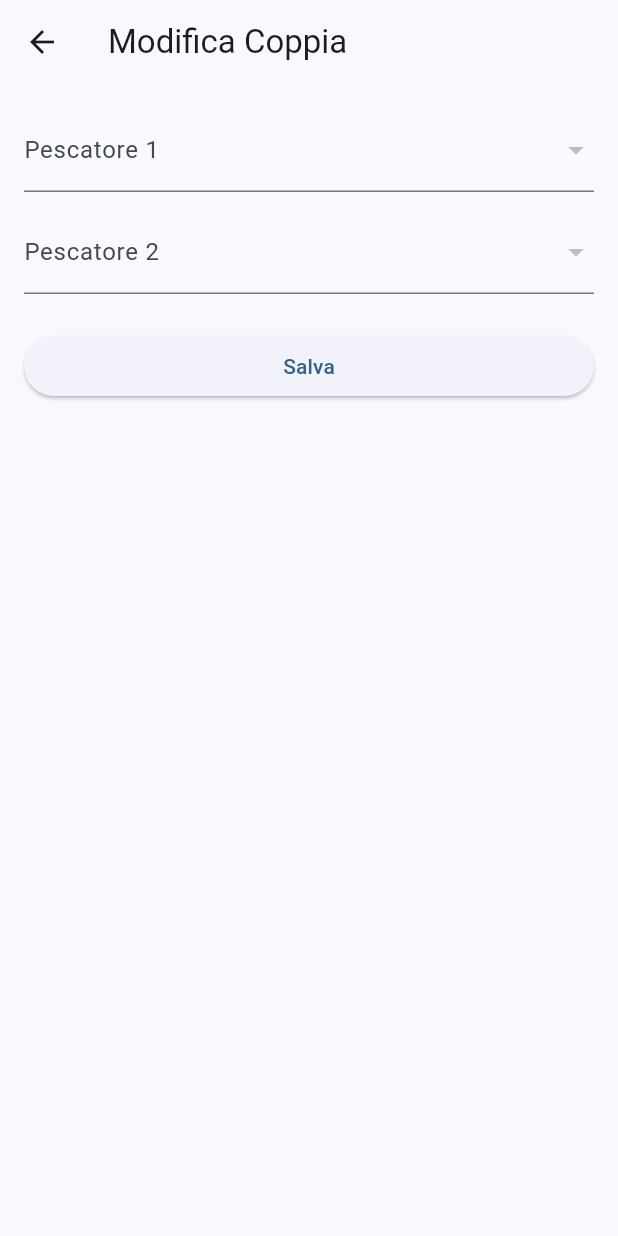
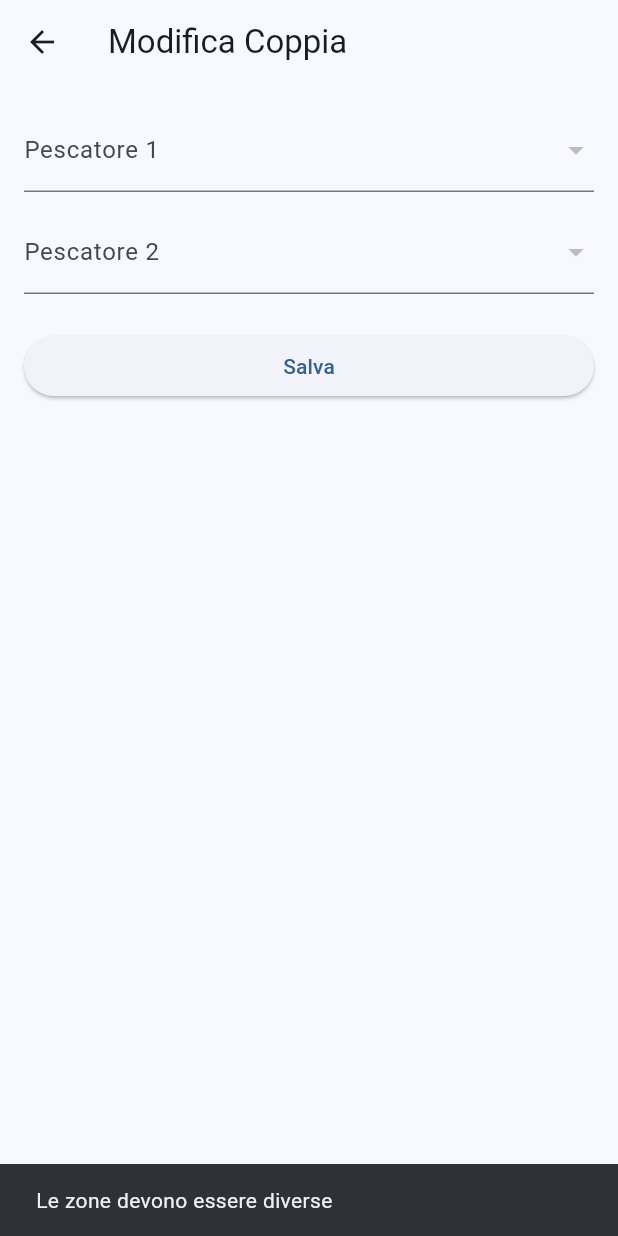
Before and after one commit to leandrobarchiesi-source/app-gare-pesca, a Flutter app: the ModificaCoppiaForm screen opened directly with empty values, after a tap on "Salva", on a phone screen of 412 x 824 dp. Run offline on Flutter 3.47's test engine with Material 3 defaults, Android fonts, the phone set to English and light mode, and no system bars; our stand-ins replace supabase_flutter; accounts and stored records are empty; statements that could not run were skipped.

Commit message:
Completato modulo iscrizioni

```diff
--- a/lib/features/iscrizioni/modifica_coppia_form.dart
+++ b/lib/features/iscrizioni/modifica_coppia_form.dart
@@ -57,6 +57,17 @@ class _ModificaCoppiaFormState extends State<ModificaCoppiaForm> {
   }
 
   Future<void> salva() async {
+    if (zona1 == zona2) {
+  ScaffoldMessenger.of(context).showSnackBar(
+    const SnackBar(
+      content: Text(
+        'Le zone devono essere diverse',
+      ),
+    ),
+  );
+
+  return;
+}
     setState(() => loading = true);
 
     try {
@@ -114,83 +125,133 @@ class _ModificaCoppiaFormState extends State<ModificaCoppiaForm> {
     body: ListView(
       padding: const EdgeInsets.all(16),
       children: [
-          DropdownButtonFormField<String>(
+        Row(
+          children: [
+            Expanded(
+              child: DropdownButtonFormField<String>(
                 value: pescatore1Id,
                 decoration: const InputDecoration(
                   labelText: 'Pescatore 1',
                 ),
-            items: pescatori.map<DropdownMenuItem<String>>((p) {
+                items: pescatori
+                    .where(
+                      (p) => p['id'] != pescatore2Id,
+                    )
+                    .map<DropdownMenuItem<String>>(
+                  (p) {
                     return DropdownMenuItem<String>(
-                value: p['id'] as String,
+                      value: p['id'],
                       child: Text(
                         '${p['cognome']} ${p['nome']}',
                       ),
                     );
-            }).toList(),
+                  },
+                ).toList(),
                 onChanged: (v) {
                   setState(() {
                     pescatore1Id = v;
                   });
                 },
               ),
+            ),
             if (separate) ...[
-            const SizedBox(
-              height: 12,
+              const SizedBox(width: 12),
+              SizedBox(
+                width: 100,
+                child: DropdownButtonFormField<int>(
+                  value: zona1,
+                  decoration: const InputDecoration(
+                    labelText: 'Zona',
                   ),
-            TextFormField(
-              initialValue: zona1?.toString(),
-              keyboardType: TextInputType.number,
-              decoration: const InputDecoration(
-                labelText: 'Zona 1',
+                  items: const [
+                    DropdownMenuItem(
+                      value: 1,
+                      child: Text('1'),
                     ),
+                    DropdownMenuItem(
+                      value: 2,
+                      child: Text('2'),
+                    ),
+                  ],
                   onChanged: (v) {
-                zona1 = int.tryParse(v);
+                    setState(() {
+                      zona1 = v;
+                    });
                   },
                 ),
+              ),
             ],
-          const SizedBox(
-            height: 12,
+          ],
         ),
-          DropdownButtonFormField<String>(
+
+        const SizedBox(height: 12),
+
+        Row(
+          children: [
+            Expanded(
+              child: DropdownButtonFormField<String>(
                 value: pescatore2Id,
                 decoration: const InputDecoration(
                   labelText: 'Pescatore 2',
                 ),
-            items: pescatori.map<DropdownMenuItem<String>>((p) {
+                items: pescatori
+                    .where(
+                      (p) => p['id'] != pescatore1Id,
+                    )
+                    .map<DropdownMenuItem<String>>(
+                  (p) {
                     return DropdownMenuItem<String>(
-                value: p['id'] as String,
+                      value: p['id'],
                       child: Text(
                         '${p['cognome']} ${p['nome']}',
                       ),
                     );
-            }).toList(),
+                  },
+                ).toList(),
                 onChanged: (v) {
                   setState(() {
                     pescatore2Id = v;
                   });
                 },
               ),
+            ),
             if (separate) ...[
-            const SizedBox(
-              height: 12,
+              const SizedBox(width: 12),
+              SizedBox(
+                width: 100,
+                child: DropdownButtonFormField<int>(
+                  value: zona2,
+                  decoration: const InputDecoration(
+                    labelText: 'Zona',
                   ),
-            TextFormField(
-              initialValue: zona2?.toString(),
-              keyboardType: TextInputType.number,
-              decoration: const InputDecoration(
-                labelText: 'Zona 2',
+                  items: const [
+                    DropdownMenuItem(
+                      value: 1,
+                      child: Text('1'),
                     ),
+                    DropdownMenuItem(
+                      value: 2,
+                      child: Text('2'),
+                    ),
+                  ],
                   onChanged: (v) {
-                zona2 = int.tryParse(v);
+                    setState(() {
+                      zona2 = v;
+                    });
                   },
                 ),
+              ),
             ],
-          const SizedBox(
-            height: 24,
+          ],
         ),
+
+        const SizedBox(height: 24),
+
         ElevatedButton(
           onPressed: loading ? null : salva,
-            child: const Text('Salva'),
+          child: const Text(
+            'Salva',
+          ),
         ),
       ],
     ),
```
Also changed, not shown: lib/features/iscrizioni/modifica_squadra_form.dart (+23 -5 lines), pubspec.lock. Lines whose indentation alone changed are shown as unchanged.
